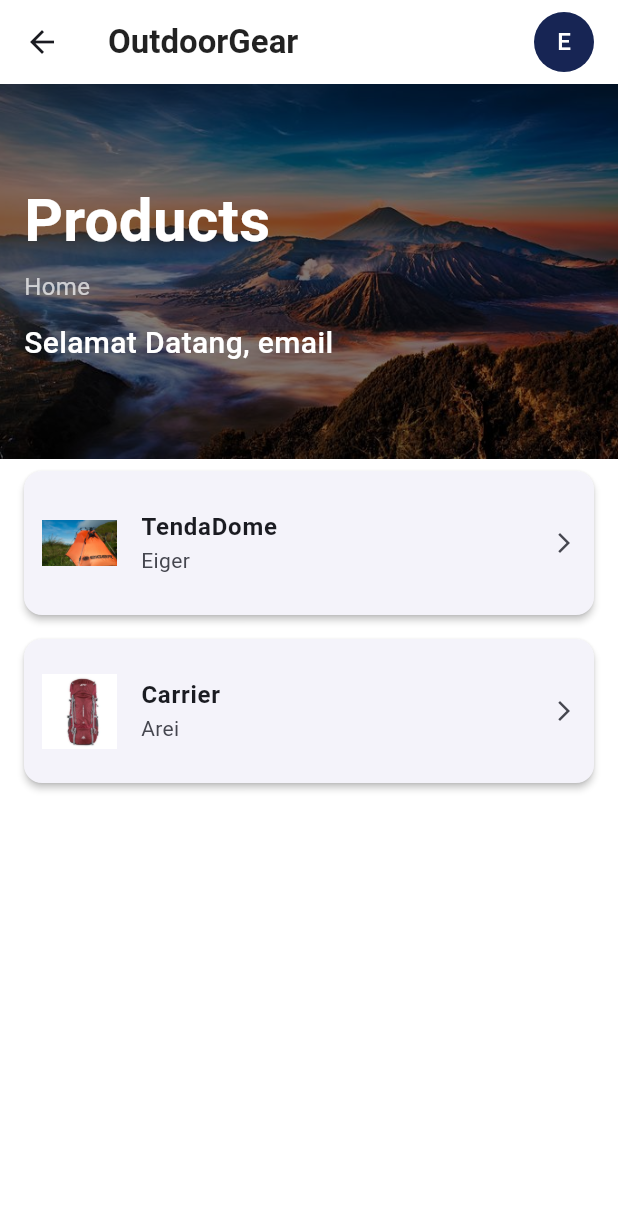
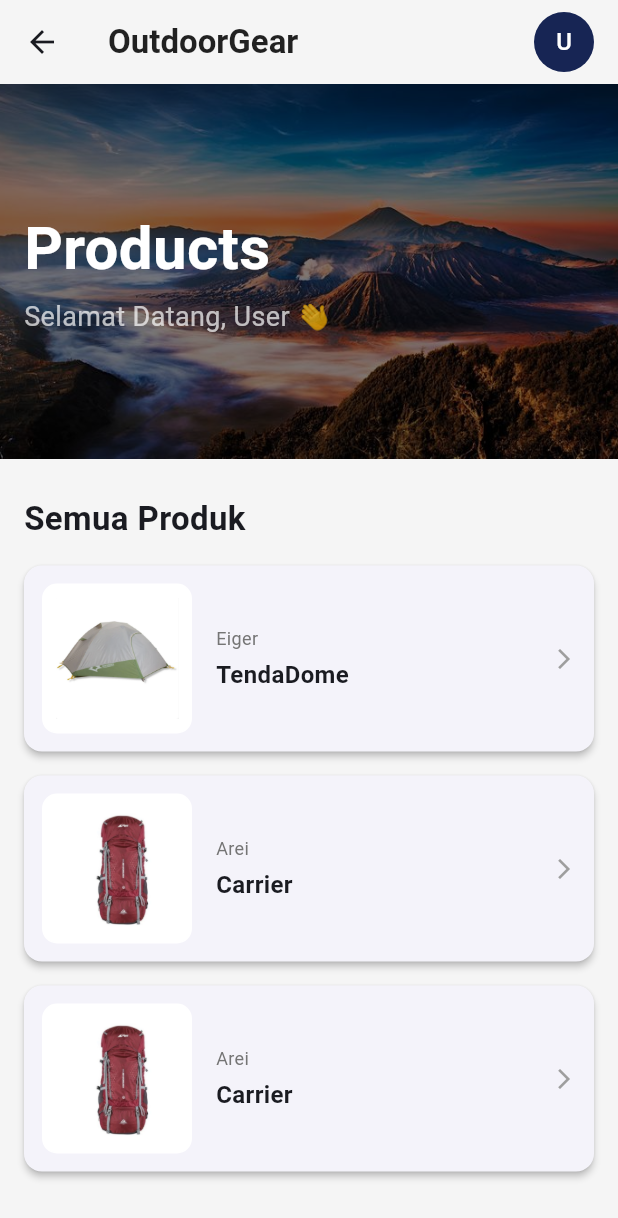
Before and after one commit to jennn1-jr/OutdoorGear, a Flutter app: the HomePage screen opened by its route, on a phone screen of 412 x 824 dp. Shown: the top 1218 px of the screen. Run offline on Flutter 3.47's test engine with Material 3 defaults, Android fonts, the phone set to English and light mode, and no system bars.

Commit message:
merubah home dan nambah list data

```diff
--- a/lib/data/camping_data.dart
+++ b/lib/data/camping_data.dart
@@ -1,4 +1,5 @@
 import 'package:login_app/models/carrier.dart';
+import 'package:login_app/models/sleepingbag.dart';
 import 'package:login_app/models/tenda.dart';
 import '/models/camping_item.dart';
 
@@ -17,5 +18,12 @@ final List<CampingItem> campingList = [
           "assets/images/carrier60L.png",
       Deskripsi: 'Carrier berkapasitas 60L, nyaman dipakai untuk pendakian panjang',
       liter: 60),
+  Sleepingbag(
+      nama: 'Carrier',
+      brand: 'Arei',
+      gambar:
+          "assets/images/carrier60L.png",
+      Deskripsi: 'Carrier berkapasitas 60L, nyaman dipakai untuk pendakian panjang',
+      kapasitas: 60),
 
 ];
--- a/lib/home.dart
+++ b/lib/home.dart
@@ -1,37 +1,39 @@
 import 'package:flutter/material.dart';
 import 'detail_page.dart';
-import 'data/camping_data.dart';
+import 'data/camping_data.dart'; // Pastikan path ini benar
+import 'models/camping_item.dart';
 
 class HomePage extends StatelessWidget {
   const HomePage({super.key});
 
   @override
   Widget build(BuildContext context) {
+    // Logika pengambilan email tidak diubah
     final args =
-        ModalRoute.of(context)!.settings.arguments as Map<String, String>?;
-    String email = args?["email"] ?? "email";
+        ModalRoute.of(context)!.settings!.arguments as Map<String, String>?;
+    String email = args?["email"] ?? "User";
     if (email.isEmpty) {
       email = "User";
     }
-
-
     String username = email.contains('@') ? email.split('@')[0] : email;
 
     return Scaffold(
-      backgroundColor: Colors.white,
+      backgroundColor: Colors.grey[100],
       body: SafeArea(
         child: CustomScrollView(
           slivers: [
-            // --- App Bar ---
+            // --- App Bar (Tidak Diubah) ---
             SliverAppBar(
-              backgroundColor: Colors.white,
+              backgroundColor: Colors.grey[100],
               floating: true,
+              pinned: true,
               elevation: 0,
               title: const Text(
                 "OutdoorGear",
                 style: TextStyle(
                   color: Colors.black87,
                   fontWeight: FontWeight.bold,
+                  fontSize: 22,
                 ),
               ),
               actions: [
@@ -48,7 +50,7 @@ class HomePage extends StatelessWidget {
               ],
             ),
 
-            // --- Hero Banner dengan Welcome Username di bawah Home ---
+            // --- HERO BANNER & UCAPAN SELAMAT DATANG (Tidak Diubah) ---
             SliverToBoxAdapter(
               child: Container(
                 height: 250,
@@ -76,20 +78,11 @@ class HomePage extends StatelessWidget {
                           ),
                         ),
                         const SizedBox(height: 4),
-                        const Text(
-                          "Home",
-                          style: TextStyle(
+                        Text(
+                          "Selamat Datang, $username 👋",
+                          style: const TextStyle(
                             color: Colors.white70,
-                            fontSize: 16,
-                          ),
-                        ),
-                        const SizedBox(height: 12),
-                        Text(
-                          "Selamat Datang, $username",
-                          style: const TextStyle(
-                            color: Colors.white,
-                            fontSize: 20,
-                            fontWeight: FontWeight.w500,
+                            fontSize: 18,
                           ),
                         ),
                       ],
@@ -99,14 +92,48 @@ class HomePage extends StatelessWidget {
               ),
             ),
 
-            // --- List Produk (pakai ListView.builder) ---
+            // --- JUDUL SEBELUM DAFTAR (Tidak Diubah) ---
+            const SliverToBoxAdapter(
+              child: Padding(
+                padding: EdgeInsets.fromLTRB(16.0, 24.0, 16.0, 8.0),
+                child: Text(
+                  "Semua Produk",
+                  style: TextStyle(
+                    fontSize: 22,
+                    fontWeight: FontWeight.bold,
+                  ),
+                ),
+              ),
+            ),
+
+            // --- DAFTAR PRODUK MENGGUNAKAN ListView.builder (WAJIB) ---
             SliverToBoxAdapter(
               child: ListView.builder(
+                // Properti ini WAJIB agar ListView bisa berada di dalam CustomScrollView
                 shrinkWrap: true,
                 physics: const NeverScrollableScrollPhysics(),
+
                 itemCount: campingList.length,
                 itemBuilder: (context, index) {
-                  final item = campingList[index];
+                  // Kita gunakan widget terpisah untuk desain kartu yang rapi
+                  return ProductListCard(item: campingList[index]);
+                },
+              ),
+            ),
+          ],
+        ),
+      ),
+    );
+  }
+}
+
+// === WIDGET DESAIN KARTU (CARD/LISTTILE STYLE) ===
+class ProductListCard extends StatelessWidget {
+  final CampingItem item;
+  const ProductListCard({super.key, required this.item});
+
+  @override
+  Widget build(BuildContext context) {
     return GestureDetector(
       onTap: () {
         Navigator.push(
@@ -117,38 +144,57 @@ class HomePage extends StatelessWidget {
         );
       },
       child: Card(
-                      margin: const EdgeInsets.symmetric(
-                          vertical: 8, horizontal: 16),
+        margin: const EdgeInsets.symmetric(vertical: 8, horizontal: 16),
         shape: RoundedRectangleBorder(
           borderRadius: BorderRadius.circular(12),
         ),
         elevation: 2,
-                      child: ListTile(
-                        contentPadding: const EdgeInsets.all(12),
-                        leading: Image.asset(
+        child: Padding(
+          padding: const EdgeInsets.all(12.0),
+          child: Row(
+            children: [
+              Container(
+                width: 100,
+                height: 100,
+                padding: const EdgeInsets.all(8),
+                decoration: BoxDecoration(
+                  color: Colors.white,
+                  borderRadius: BorderRadius.circular(10),
+                  border: Border.all(color: const Color.fromARGB(255, 255, 255, 255))
+                ),
+                child: Image.asset(
                   item.gambar,
-                          width: 50,
-                          height: 50,
                   fit: BoxFit.contain,
                 ),
-                        title: Text(
+              ),
+              const SizedBox(width: 16),
+              Expanded(
+                child: Column(
+                  crossAxisAlignment: CrossAxisAlignment.start,
+                  children: [
+                    Text(
+                      item.brand,
+                      style: TextStyle(
+                        color: Colors.grey.shade600,
+                        fontSize: 12,
+                      ),
+                    ),
+                    const SizedBox(height: 4),
+                    Text(
                       item.nama,
                       style: const TextStyle(
                         fontWeight: FontWeight.bold,
-                          ),
-                        ),
-                        subtitle: Text(item.brand),
-                        trailing:
-                            const Icon(Icons.arrow_forward_ios, size: 16),
-                      ),
-                    ),
-                  );
-                },
+                        fontSize: 16,
                       ),
                     ),
                   ],
                 ),
               ),
+              const Icon(Icons.arrow_forward_ios, size: 16, color: Colors.grey),
+            ],
+          ),
+        ),
+      ),
     );
   }
 }
--- /dev/null
+++ b/lib/models/SleepingBag.dart
@@ -0,0 +1,18 @@
+import 'camping_item.dart';
+
+class Sleepingbag extends CampingItem {
+  int kapasitas;
+
+  Sleepingbag({
+    required String nama,
+    required String brand,
+    required String gambar,
+    required String Deskripsi,
+    required this.kapasitas,
+  }) : super(nama: nama, brand: brand, gambar: gambar , deskripsi: Deskripsi);
+
+  @override
+  String getInfo() {
+    return "$nama $brand ($deskripsi.) $kapasitas ";
+  }
+}
```
Also changed, not shown: assets/images/SleepingBag.png (added), assets/images/Tenda.png. Lines whose indentation alone changed are shown as unchanged.
